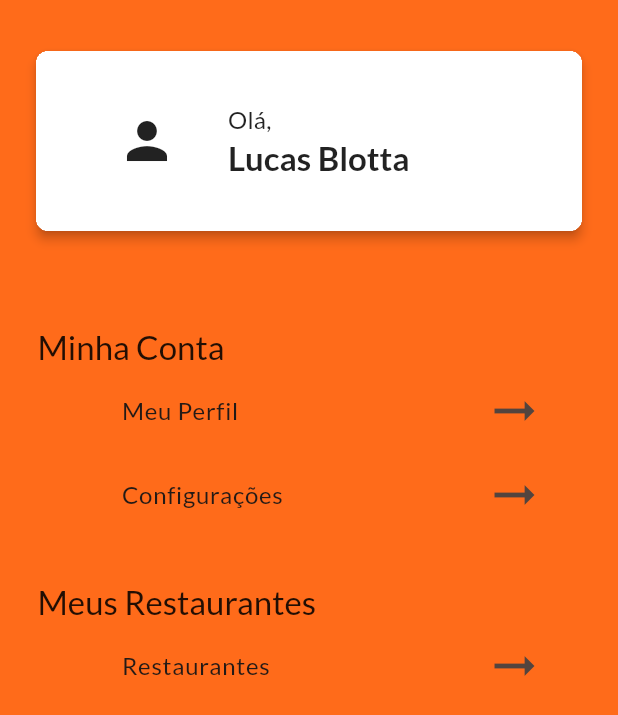
After one commit to blotta/bon_appetit_app, a Flutter app: the ProfileScreen screen opened directly, on a phone screen of 412 x 824 dp. The commit adds this screen. Shown: the top 715 px of the screen. Run offline on Flutter 3.47's test engine with Material 2 defaults, Android fonts, the phone set to English and light mode, and no system bars; our stand-ins replace flutter_riverpod, google_fonts, transparent_image; network calls fail.

Commit message:
main profile page

```diff
--- /dev/null
+++ b/lib/screens/profile.dart
@@ -0,0 +1,106 @@
+import 'package:flutter/material.dart';
+
+class ProfileScreen extends StatelessWidget {
+  const ProfileScreen({super.key});
+
+  @override
+  Widget build(BuildContext context) {
+    return Scaffold(
+      body: SingleChildScrollView(
+        child: Column(
+          children: [
+            Container(
+              margin: const EdgeInsets.symmetric(vertical: 30, horizontal: 20),
+              child: Card(
+                elevation: 3,
+                shape: RoundedRectangleBorder(
+                    borderRadius: BorderRadius.circular(8)),
+                clipBehavior: Clip.hardEdge,
+                surfaceTintColor: Theme.of(context).colorScheme.primary,
+                child: Container(
+                  color: Colors.white,
+                  padding: const EdgeInsets.all(20),
+                  child: Row(children: [
+                    Expanded(
+                      flex: 1,
+                      child: Container(
+                        margin: const EdgeInsets.symmetric(
+                            horizontal: 25, vertical: 20),
+                        alignment: Alignment.center,
+                        child: const Icon(Icons.person, size: 40),
+                      ),
+                    ),
+                    Expanded(
+                      flex: 2,
+                      child: Column(
+                          mainAxisAlignment: MainAxisAlignment.center,
+                          crossAxisAlignment: CrossAxisAlignment.start,
+                          children: [
+                            Text(
+                              'Olá,',
+                              style: Theme.of(context).textTheme.titleMedium,
+                            ),
+                            Text(
+                              'Lucas Blotta',
+                              style: Theme.of(context)
+                                  .textTheme
+                                  .titleLarge!
+                                  .copyWith(fontWeight: FontWeight.bold),
+                            ),
+                          ]),
+                    )
+                  ]),
+                ),
+              ),
+            ),
+            const SizedBox(height: 30),
+            Container(
+              padding: const EdgeInsets.symmetric(horizontal: 25),
+              width: double.infinity,
+              child: Column(
+                crossAxisAlignment: CrossAxisAlignment.start,
+                children: [
+                  Text('Minha Conta',
+                      style: Theme.of(context).textTheme.titleLarge),
+                  ListTile(
+                    onTap: () {},
+                    leading: Icon(Icons.info_outline,
+                        color: Theme.of(context).colorScheme.surface),
+                    title: const Text('Meu Perfil'),
+                    trailing: const Icon(Icons.arrow_right_alt, size: 40),
+                  ),
+                  ListTile(
+                    onTap: () {},
+                    leading: Icon(Icons.settings_outlined,
+                        color: Theme.of(context).colorScheme.surface),
+                    title: const Text('Configurações'),
+                    trailing: const Icon(Icons.arrow_right_alt, size: 40),
+                  )
+                ],
+              ),
+            ),
+            const SizedBox(height: 30),
+            Container(
+              padding: const EdgeInsets.symmetric(horizontal: 25),
+              width: double.infinity,
+              child: Column(
+                crossAxisAlignment: CrossAxisAlignment.start,
+                children: [
+                  Text('Meus Restaurantes',
+                      style: Theme.of(context).textTheme.titleLarge),
+                  ListTile(
+                    onTap: () {},
+                    leading: Icon(Icons.storefront_outlined,
+                        color: Theme.of(context).colorScheme.surface),
+                    title: const Text('Restaurantes'),
+                    trailing: const Icon(Icons.arrow_right_alt, size: 40),
+                  ),
+                ],
+              ),
+            ),
+          ],
+        ),
+      ),
+    );
+  }
+}
--- a/lib/screens/tabs.dart
+++ b/lib/screens/tabs.dart
@@ -1,3 +1,4 @@
+import 'package:bon_appetit_app/screens/profile.dart';
 import 'package:flutter/material.dart';
 import 'package:bon_appetit_app/screens/initial.dart';
 import 'package:bon_appetit_app/screens/menu.dart';
@@ -28,12 +29,17 @@ class _TabsScreenState extends ConsumerState<TabsScreen> {
       activePage = const MenuScreen();
     }
 
+    if (_selectedPageIndex == 2) {
+      activePage = const ProfileScreen();
+    }
+
     return Scaffold(
       // appBar: AppBar(title: const Text('Bon Appetit')),
       body: activePage,
       bottomNavigationBar: BottomNavigationBar(
         onTap: _selectPage,
         currentIndex: _selectedPageIndex,
+        selectedItemColor: Theme.of(context).colorScheme.surface,
         items: [
           const BottomNavigationBarItem(icon: Icon(Icons.home), label: 'Home'),
           BottomNavigationBarItem(
```
